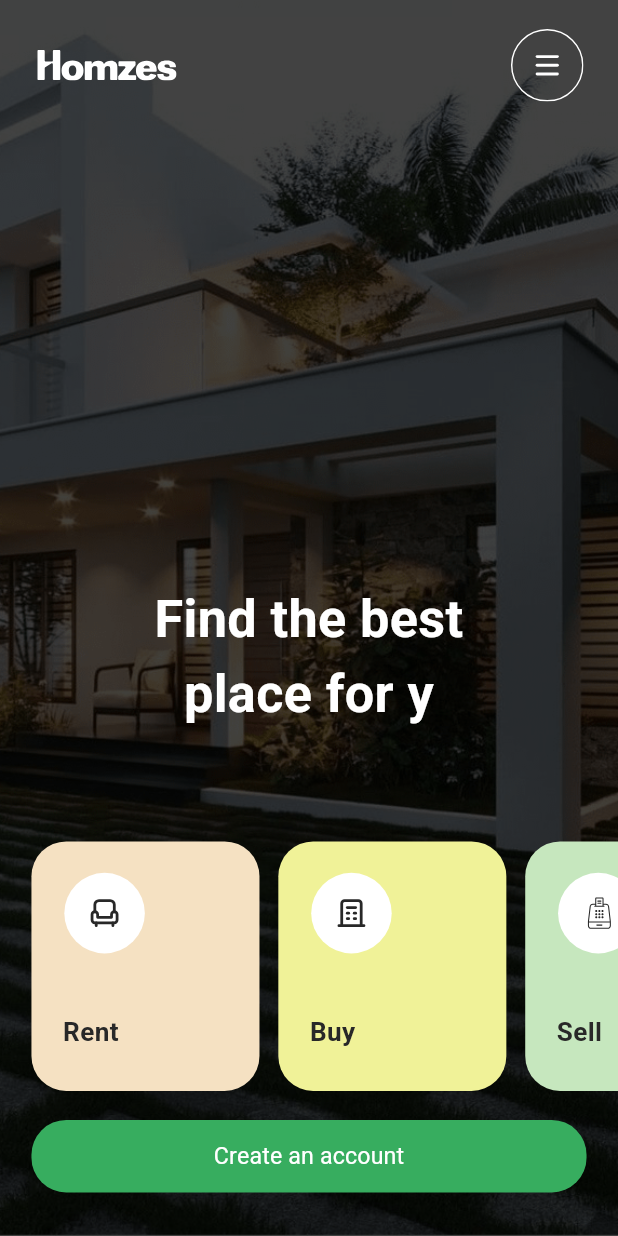
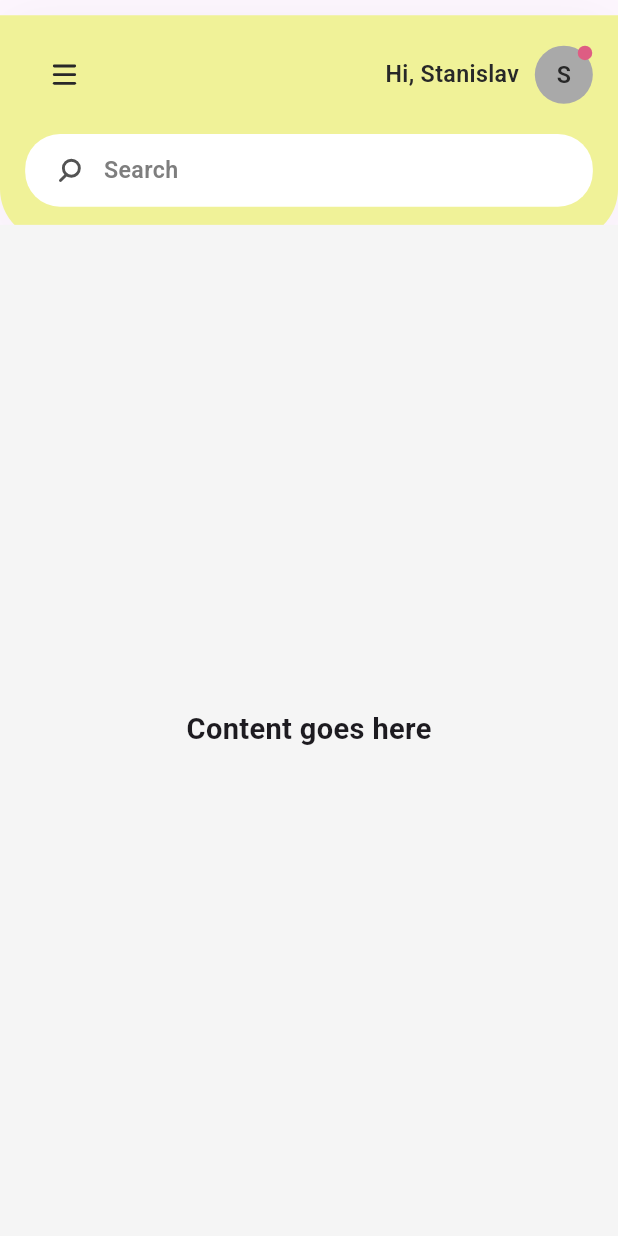
Before and after one commit to manulaperera12/vision_ex_digital_test, a Flutter app: the screen it shows after launch, after a tap on "Create an account", on a phone screen of 412 x 824 dp. Run offline on Flutter 3.47's test engine with Material 3 defaults, Android fonts, the phone set to English and light mode, and no system bars; our stand-ins replace flutter_screenutil, flutter_svg.

Commit message:
home header completed

```diff
--- /dev/null
+++ b/lib/features/search_and_category_1/home_screen.dart
@@ -0,0 +1,91 @@
+import 'package:flutter/material.dart';
+import 'package:flutter_screenutil/flutter_screenutil.dart';
+import 'package:vision_ex_digital_assignment_manula/features/search_and_category_1/widgets/custom_header.dart';
+
+class HomeScreen extends StatefulWidget {
+  const HomeScreen({super.key});
+
+  @override
+  State<HomeScreen> createState() => _HomeScreenState();
+}
+
+class _HomeScreenState extends State<HomeScreen> with SingleTickerProviderStateMixin {
+  // Animation controller
+  late AnimationController _animationController;
+  late Animation<Offset> _slideAnimation;
+
+  @override
+  void initState() {
+    super.initState();
+
+    // Initialize animation controller
+    _animationController = AnimationController(
+      vsync: this,
+      duration: const Duration(milliseconds: 2000),
+    );
+
+    // Create slide animation
+    _slideAnimation = Tween<Offset>(
+      begin: const Offset(0, -1), // Start from above the screen
+      end: Offset.zero,           // End at normal position
+    ).animate(CurvedAnimation(
+      parent: _animationController,
+      curve: Curves.easeOutBack, // Use a bouncy curve for better effect
+    ));
+
+    // Start the animation after the first frame is built
+    WidgetsBinding.instance.addPostFrameCallback((_) {
+      _animationController.forward();
+    });
+  }
+
+  @override
+  void dispose() {
+    _animationController.dispose();
+    super.dispose();
+  }
+
+  @override
+  Widget build(BuildContext context) {
+    return Scaffold(
+      body: Column(
+        children: [
+          // Animated header
+          SlideTransition(
+            position: _slideAnimation,
+            child: CustomHeader(
+              userName: 'Stanislav',
+              avatarText: 'S',
+              hasNotification: true,
+              onMenuTap: () {
+                debugPrint('Menu tapped');
+              },
+              onAvatarTap: () {
+                debugPrint('Avatar tapped');
+              },
+              onSearchTap: () {
+                debugPrint('Search bar tapped');
+              },
+            ),
+          ),
+
+          // Rest of the screen content
+          Expanded(
+            child: Container(
+              color: Colors.grey.shade100,
+              child: Center(
+                child: Text(
+                  'Content goes here',
+                  style: TextStyle(
+                    fontSize: 20.sp,
+                    fontWeight: FontWeight.bold,
+                  ),
+                ),
+              ),
+            ),
+          ),
+        ],
+      ),
+    );
+  }
+}
--- /dev/null
+++ b/lib/features/search_and_category_1/widgets/custom_header.dart
@@ -0,0 +1,142 @@
+import 'package:flutter/material.dart';
+import 'package:flutter_screenutil/flutter_screenutil.dart';
+import 'package:flutter_svg/flutter_svg.dart';
+import 'package:vision_ex_digital_assignment_manula/utils/colors.dart';
+import 'package:vision_ex_digital_assignment_manula/utils/font.dart';
+
+class CustomHeader extends StatelessWidget {
+  final String userName;
+  final String avatarText;
+  final bool hasNotification;
+  final VoidCallback? onMenuTap;
+  final VoidCallback? onAvatarTap;
+  final VoidCallback? onSearchTap;
+
+  const CustomHeader({
+    super.key,
+    required this.userName,
+    required this.avatarText,
+    this.hasNotification = false,
+    this.onMenuTap,
+    this.onAvatarTap,
+    this.onSearchTap,
+  });
+
+  @override
+  Widget build(BuildContext context) {
+    return Container(
+      decoration: BoxDecoration(
+        color: kYellowColor,
+        borderRadius: BorderRadius.only(
+          bottomLeft: Radius.circular(35.r),
+          bottomRight: Radius.circular(35.r),
+        ),
+        boxShadow: [
+          BoxShadow(
+            color: kBlackColor.withOpacity(0.05),
+            blurRadius: 35.r,
+            offset: const Offset(0, 3),
+          ),
+        ],
+      ),
+      child: SafeArea(
+        bottom: false,
+        child: Padding(
+          padding: EdgeInsets.fromLTRB(16.w, 16.h, 16.w, 23.h),
+          child: Column(
+            children: [
+              Row(
+                mainAxisAlignment: MainAxisAlignment.spaceBetween,
+                children: [
+                  GestureDetector(
+                    onTap: onMenuTap,
+                    child: SvgPicture.asset(
+                      'assets/svg/menu_home.svg',
+                      width: 50.w,
+                      height: 50.h,
+                      colorFilter: const ColorFilter.mode(
+                        kBlackColor,
+                        BlendMode.srcIn,
+                      ),
+                    ),
+                  ),
+
+                  Row(
+                    children: [
+                      // Greeting text
+                      Text(
+                        'Hi, $userName',
+                        style: kRoboto600(context, fontSize: 16.sp),
+                      ),
+
+                      SizedBox(width: 10.w),
+
+                      GestureDetector(
+                        onTap: onAvatarTap,
+                        child: Stack(
+                          children: [
+                            CircleAvatar(
+                              radius: 20.r,
+                              backgroundColor: kGreyColor,
+                              child: Text(
+                                avatarText,
+                                style: kRoboto600(context, fontSize: 16.sp, color: kBlackColor),
+                              ),
+                            ),
+                            if (hasNotification)
+                              Positioned(
+                                top: 0,
+                                right: 0,
+                                child: Container(
+                                  width: 10.w,
+                                  height: 10.h,
+                                  decoration: BoxDecoration(
+                                    color: kRedColor,
+                                    shape: BoxShape.circle,
+                                  ),
+                                ),
+                              ),
+                          ],
+                        ),
+                      ),
+                    ],
+                  )
+
+                ],
+              ),
+
+              SizedBox(height: 16.h),
+
+              // Search bar
+              GestureDetector(
+                onTap: onSearchTap,
+                child: Container(
+                  height: 50.h,
+                  padding: EdgeInsets.symmetric(horizontal: 16.w),
+                  decoration: BoxDecoration(
+                    color: kWhiteColor,
+                    borderRadius: BorderRadius.circular(24.r),
+                  ),
+                  child: Row(
+                    children: [
+                      SvgPicture.asset(
+                        'assets/svg/search_icon.svg',
+                        width: 24.w,
+                        height: 24.h,
+                      ),
+                      SizedBox(width: 10.w),
+                      Text(
+                        'Search',
+                        style: kRoboto600(context, fontSize: 16.sp, color: kGreyColorText),
+                      ),
+                    ],
+                  ),
+                ),
+              ),
+            ],
+          ),
+        ),
+      ),
+    );
+  }
+}
--- a/lib/features/welcome/welcome_screen.dart
+++ b/lib/features/welcome/welcome_screen.dart
@@ -7,6 +7,7 @@ import 'package:vision_ex_digital_assignment_manula/utils/font.dart';
 
 import '../../core/reusable/custom_button.dart';
 import '../../core/reusable/typing_text.dart';
+import '../search_and_category_1/home_screen.dart';
 
 class WelcomeScreen extends StatefulWidget {
   const WelcomeScreen({super.key});
@@ -115,7 +116,9 @@ class _WelcomeScreenState extends State<WelcomeScreen> {
                       SizedBox(height: 20.h),
 
                       // Create account button
-                      Padding(padding: EdgeInsets.symmetric(horizontal: 20.0.w), child: CustomButton(text: 'Create an account', onPressed: () {})),
+                      Padding(padding: EdgeInsets.symmetric(horizontal: 20.0.w), child: CustomButton(text: 'Create an account', onPressed: () {
+                        Navigator.push(context, MaterialPageRoute(builder: (context) => HomeScreen(),));
+                      })),
 
                       SizedBox(height: 10.h),
 
--- a/lib/utils/colors.dart
+++ b/lib/utils/colors.dart
@@ -8,3 +8,4 @@ const kGreenColor = Color(0xFFC6E7BE);
 const kButtonGreenColor = Color(0xFF37AD5F);
 const kGreyColorText = Color(0xFF7E7E7E);
 const kGreyColor = Color(0xFFA9A9A9);
+const kRedColor = Color(0xFFDE5D83);
```
Also changed, not shown: assets/svg/menu_home.svg (added), assets/svg/search_icon.svg (added).
